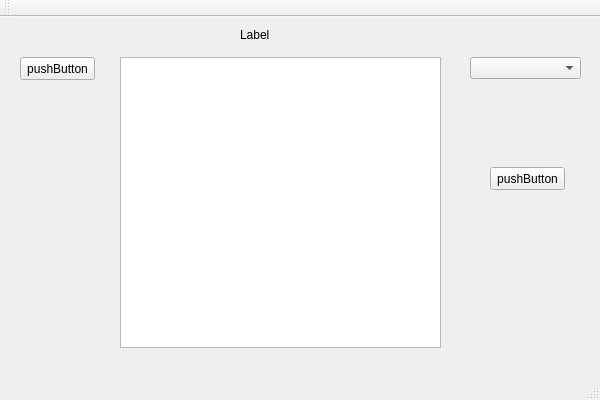
hjrf/fruit-recognition, file fruit-identification/myclass.ui: the form before one commit.
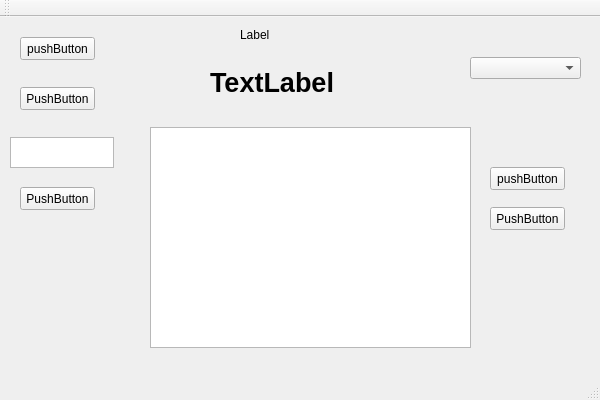
The form after the commit.

```diff
--- a/fruit-identification/myclass.ui
+++ b/fruit-identification/myclass.ui
@@ -18,7 +18,7 @@
     <property name="geometry">
      <rect>
       <x>20</x>
-      <y>40</y>
+      <y>20</y>
       <width>75</width>
       <height>23</height>
      </rect>
@@ -46,10 +46,10 @@
    <widget class="QPlainTextEdit" name="plainTextEdit">
     <property name="geometry">
      <rect>
-      <x>120</x>
-      <y>40</y>
+      <x>150</x>
+      <y>110</y>
       <width>321</width>
-      <height>291</height>
+      <height>221</height>
      </rect>
     </property>
     <property name="plainText">
@@ -79,6 +79,76 @@
      <string>pushButton</string>
     </property>
    </widget>
+   <widget class="QLabel" name="label_2">
+    <property name="geometry">
+     <rect>
+      <x>210</x>
+      <y>50</y>
+      <width>141</width>
+      <height>31</height>
+     </rect>
+    </property>
+    <property name="font">
+     <font>
+      <family>Arial</family>
+      <pointsize>20</pointsize>
+      <weight>75</weight>
+      <bold>true</bold>
+     </font>
+    </property>
+    <property name="text">
+     <string>TextLabel</string>
+    </property>
+   </widget>
+   <widget class="QPushButton" name="pushButton_3">
+    <property name="geometry">
+     <rect>
+      <x>20</x>
+      <y>70</y>
+      <width>75</width>
+      <height>23</height>
+     </rect>
+    </property>
+    <property name="text">
+     <string>PushButton</string>
+    </property>
+   </widget>
+   <widget class="QTextEdit" name="textEdit">
+    <property name="geometry">
+     <rect>
+      <x>10</x>
+      <y>120</y>
+      <width>104</width>
+      <height>31</height>
+     </rect>
+    </property>
+   </widget>
+   <widget class="QPushButton" name="pushButton_4">
+    <property name="geometry">
+     <rect>
+      <x>20</x>
+      <y>170</y>
+      <width>75</width>
+      <height>23</height>
+     </rect>
+    </property>
+    <property name="text">
+     <string>PushButton</string>
+    </property>
+   </widget>
+   <widget class="QPushButton" name="pushButton_5">
+    <property name="geometry">
+     <rect>
+      <x>490</x>
+      <y>190</y>
+      <width>75</width>
+      <height>23</height>
+     </rect>
+    </property>
+    <property name="text">
+     <string>PushButton</string>
+    </property>
+   </widget>
   </widget>
   <widget class="QMenuBar" name="menuBar">
    <property name="geometry">
```
Left out of the diff: 52 changed lines with no effect on the pictures.
